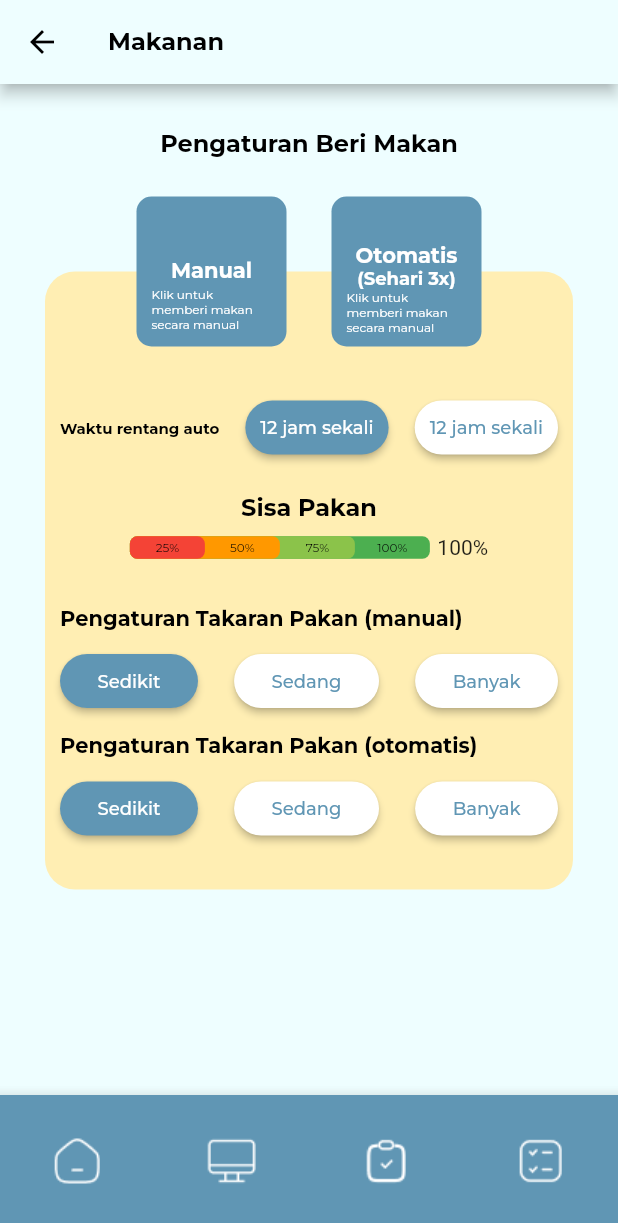
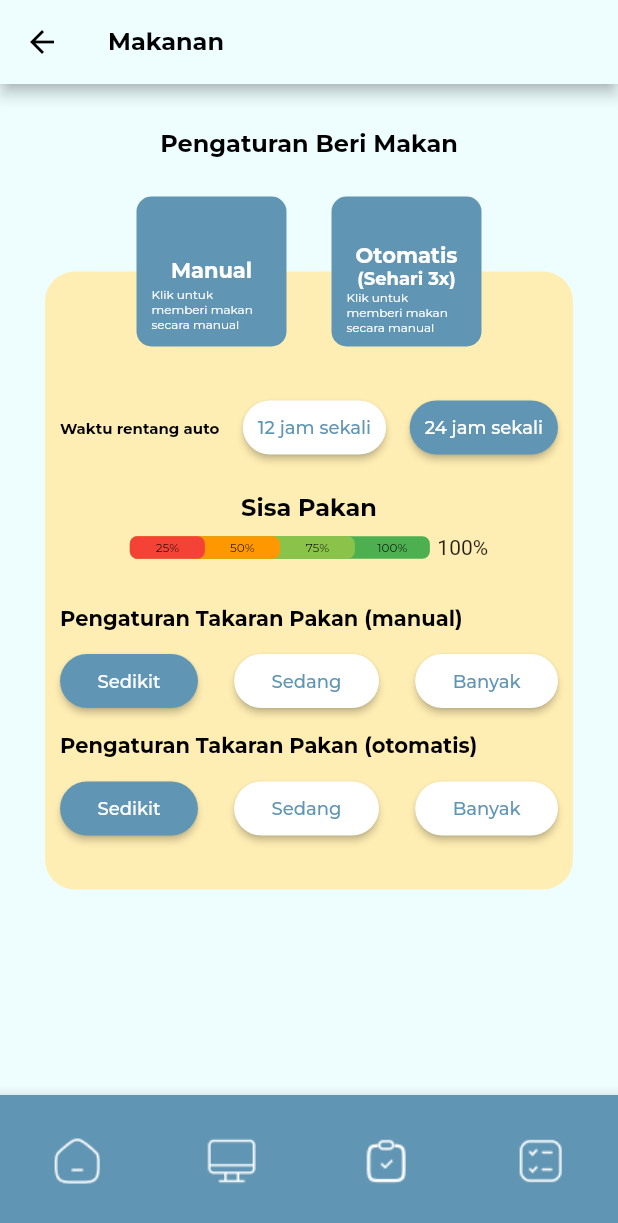
Before and after one commit to PuspitaKartika/sakana_yoi, a Flutter app: the screen it shows after launch, item 3 of the bottom bar chosen, on a phone screen of 412 x 824 dp. Shown: the top 1223 px of the screen. Run offline on Flutter 3.47's test engine with Material 2 defaults, Android fonts, the light colour scheme and no system bars; our stand-ins replace google_fonts.

Commit message:
cek waktu rentang

```diff
--- a/lib/ui/beri_makan.dart
+++ b/lib/ui/beri_makan.dart
@@ -9,6 +9,7 @@ class BeriMakanScreen extends StatefulWidget {
 }
 
 class _BeriMakanScreenState extends State<BeriMakanScreen> {
+  bool cek = false;
   Widget manual() {
     return Container(
       width: 100,
@@ -81,27 +82,35 @@ class _BeriMakanScreenState extends State<BeriMakanScreen> {
                   fontSize: 10, fontWeight: FontWeight.bold),
             ),
             ElevatedButton(
-              onPressed: () {},
+              onPressed: () {
+                setState(() {
+                  cek = !cek;
+                });
+              },
               child: Text(
                 "12 jam sekali",
                 style: primaryTextStyle.copyWith(
-                    color: Colors.white, fontSize: 12),
+                    color: cek ? Colors.white : blueColor, fontSize: 12),
               ),
               style: ElevatedButton.styleFrom(
-                  backgroundColor: blueColor,
+                  backgroundColor: cek ? blueColor : Colors.white,
                   padding: EdgeInsets.symmetric(horizontal: 10),
                   shape: RoundedRectangleBorder(
                       borderRadius: BorderRadius.circular(20))),
             ),
             ElevatedButton(
-              onPressed: () {},
+              onPressed: () {
+                setState(() {
+                  cek = !cek;
+                });
+              },
               child: Text(
-                "12 jam sekali",
-                style:
-                    primaryTextStyle.copyWith(color: blueColor, fontSize: 12),
+                "24 jam sekali",
+                style: primaryTextStyle.copyWith(
+                    color: cek ? blueColor : Colors.white, fontSize: 12),
               ),
               style: ElevatedButton.styleFrom(
-                  backgroundColor: Colors.white,
+                  backgroundColor: cek ? Colors.white : blueColor,
                   padding: EdgeInsets.symmetric(
                     horizontal: 10,
                   ),
```
